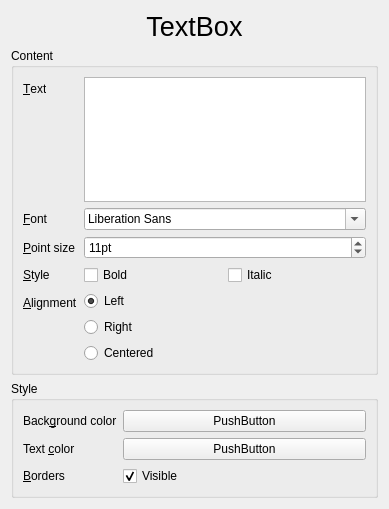
First picture: the form in sources/formtextboxes.ui, repository jose94752/ClipEdit, before the edit.
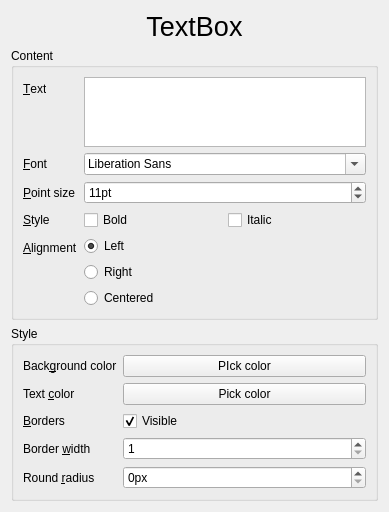
Second picture: the form after the edit.

```diff
--- a/sources/formtextboxes.ui
+++ b/sources/formtextboxes.ui
@@ -204,14 +204,14 @@
       <item row="0" column="1">
        <widget class="QPushButton" name="pushButtonBackgroundColor">
         <property name="text">
-         <string>PushButton</string>
+         <string>PIck color</string>
         </property>
        </widget>
       </item>
       <item row="1" column="1">
        <widget class="QPushButton" name="pushButtonTextColor">
         <property name="text">
-         <string>PushButton</string>
+         <string>Pick color</string>
         </property>
        </widget>
       </item>
@@ -225,6 +225,46 @@
         </property>
        </widget>
       </item>
+      <item row="4" column="0">
+       <widget class="QLabel" name="label">
+        <property name="text">
+         <string>Round &amp;radius</string>
+        </property>
+        <property name="buddy">
+         <cstring>spinBox</cstring>
+        </property>
+       </widget>
+      </item>
+      <item row="4" column="1">
+       <widget class="QSpinBox" name="spinBox">
+        <property name="suffix">
+         <string>px</string>
+        </property>
+        <property name="maximum">
+         <number>50</number>
+        </property>
+       </widget>
+      </item>
+      <item row="3" column="0">
+       <widget class="QLabel" name="label_2">
+        <property name="text">
+         <string>Border &amp;width</string>
+        </property>
+        <property name="buddy">
+         <cstring>spinBox_2</cstring>
+        </property>
+       </widget>
+      </item>
+      <item row="3" column="1">
+       <widget class="QSpinBox" name="spinBox_2">
+        <property name="minimum">
+         <number>1</number>
+        </property>
+        <property name="maximum">
+         <number>10</number>
+        </property>
+       </widget>
+      </item>
      </layout>
     </widget>
    </item>
```
